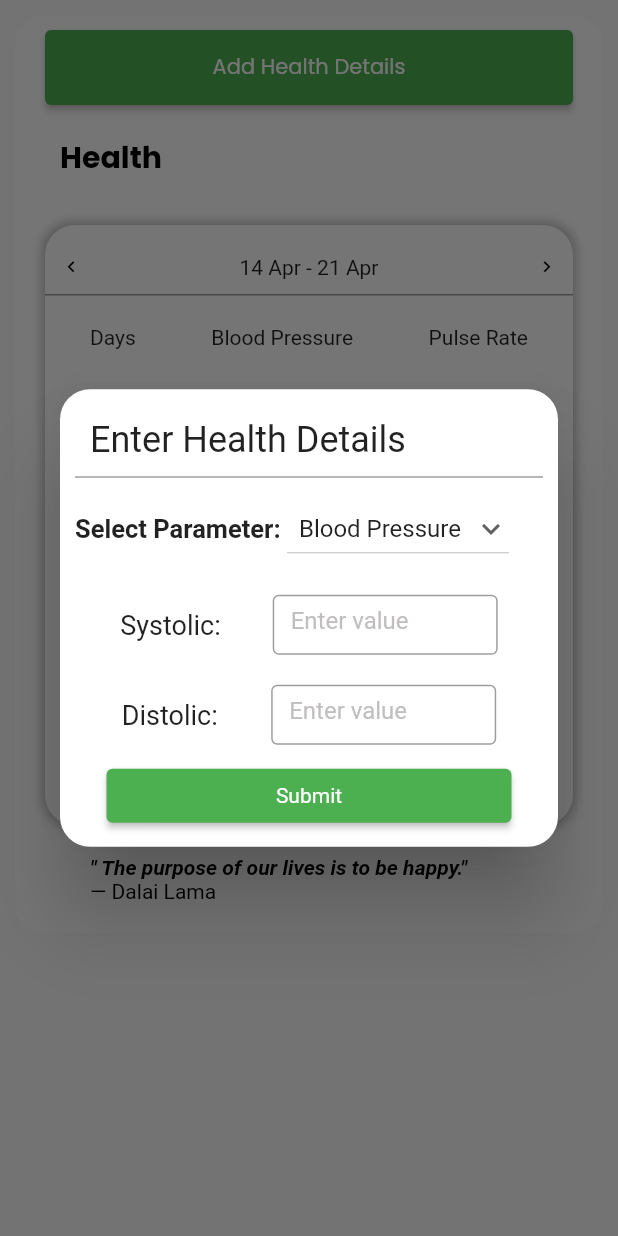
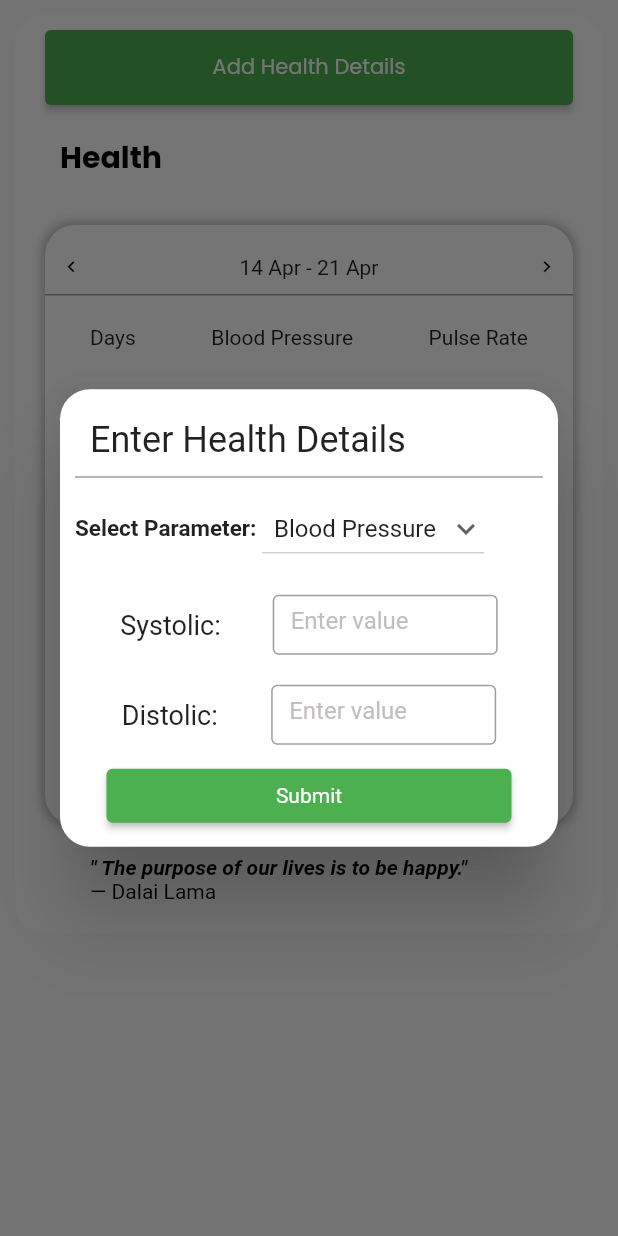
Before and after one commit to parbat680/Surakshak, a Flutter app: the HealthDetails widget shown alone on an empty page, opened directly, after a tap on "Add Health Details", on a phone screen of 412 x 824 dp. Run offline on Flutter 3.47's test engine with Material 2 defaults, Android fonts, the phone set to English and light mode, and no system bars; our stand-ins replace bloc, convex_bottom_bar, dio, equatable, flutter_bloc, get and 9 more; missing offline and left inert: chat_gpt_sdk, flutter_fast_forms, number_inc_dec; accounts and stored records are empty; network calls fail; project files that could hold a hidden picture were left out.

```diff
--- a/surakshak/lib/view/home/health_details.dart
+++ b/surakshak/lib/view/home/health_details.dart
@@ -225,12 +225,15 @@ class _HealthDetailsState extends State<HealthDetails> {
                       ),
                       Row(
                         children: [
-                          const Text(
+                          Flexible(
+                            child: const Text(
                               'Select Parameter: ',
                               style: TextStyle(
-                                fontSize: 17, fontWeight: FontWeight.w600),
+                                  fontSize: 15, fontWeight: FontWeight.w600),
                             ),
-                          DropdownButton(
+                          ),
+                          Flexible(
+                            child: DropdownButton(
                               // Initial Value
                               value: dropDownvalue.value.toString(),
 
@@ -250,6 +253,7 @@ class _HealthDetailsState extends State<HealthDetails> {
                                 dropDownvalue.value = newValue!;
                                 // Text('Hello');
                               },
+                            ),
                           ),
                         ],
                       ),
```
Lines whose indentation alone changed are shown as unchanged.
